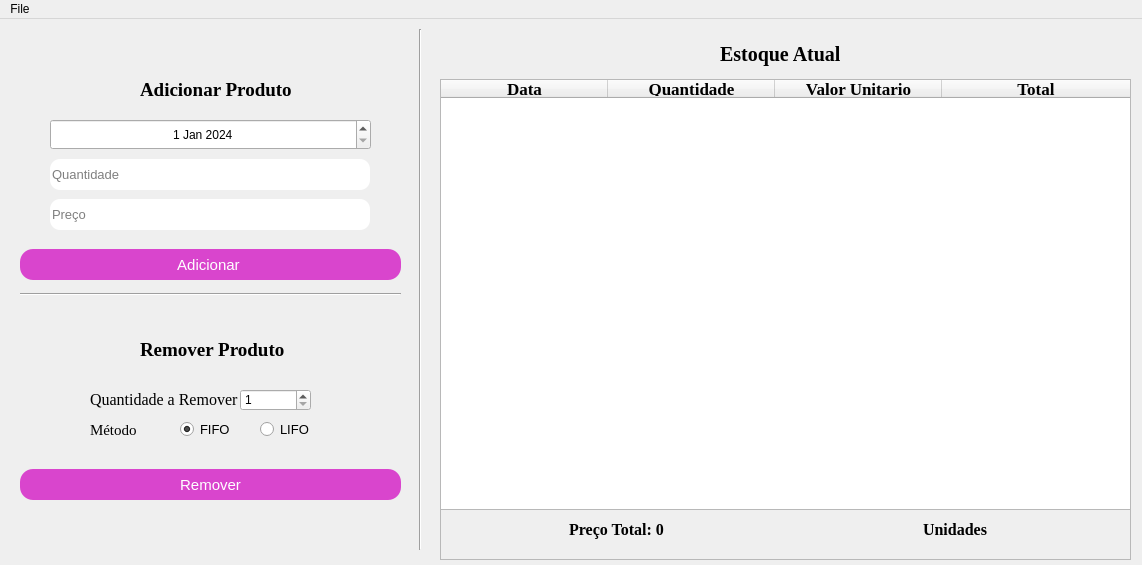
This is Gestão_Armazém.ui in Joao-Roberto13/Gestao-de-RH_Stock as Qt 5 draws it before an edit. The edited form follows.
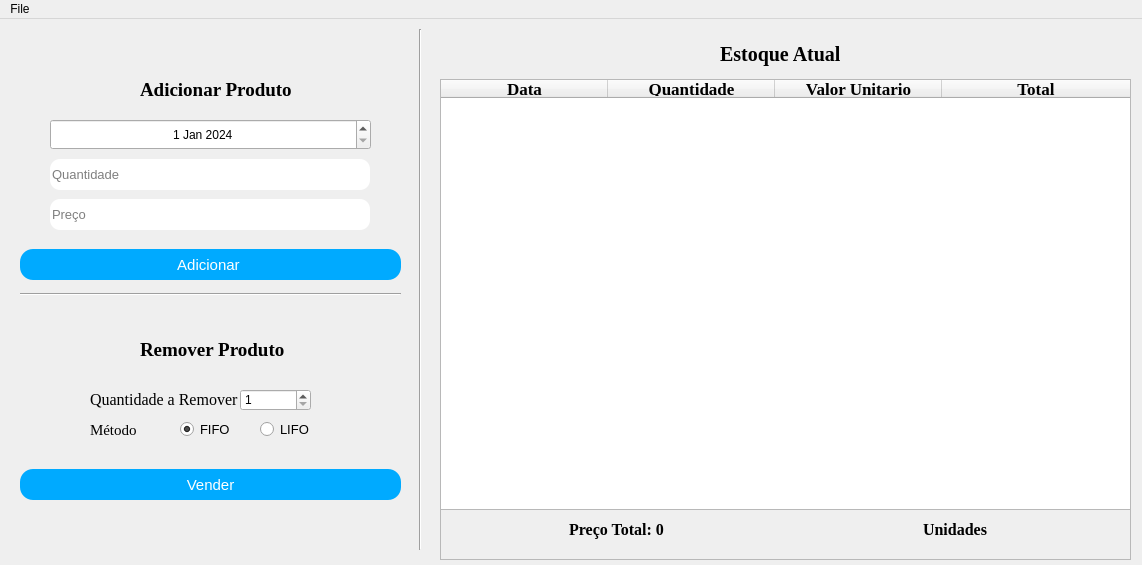
This is the edited form.

Commit message: Gestão de RH e Stock

What changed in the file:
```diff
--- a/Gestão_Armazém.ui
+++ b/Gestão_Armazém.ui
@@ -41,7 +41,7 @@
   font-size: 15px;
   text-align: center;
   color: #fff;
-  background-color: rgb(217, 69, 205);
+ background-color: rgb(0, 170, 255);
   border-radius: 13px;
 
 }
@@ -74,7 +74,7 @@
   font-size: 15px;
   text-align: center;
   color: #fff;
-  background-color: rgb(217, 69, 205);
+ background-color: rgb(0, 170, 255);
   border-radius: 13px;
 
 }
@@ -89,7 +89,7 @@
 }</string>
     </property>
     <property name="text">
-     <string>Remover</string>
+     <string>Vender</string>
     </property>
    </widget>
    <widget class="QRadioButton" name="radioButton">
```
Left out of the diff: 10 changed lines with no effect on the pictures. The commit also changes 4 other files.
